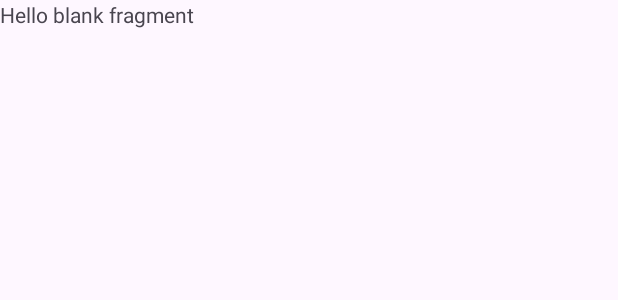
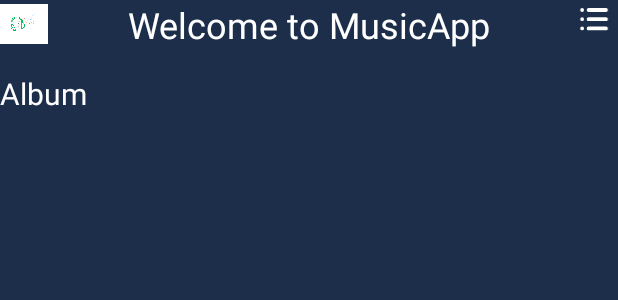
Before and after one commit to HTKNgan007/MusicApp, an Android app: the layout fragment_discover.xml on its own in the app's theme, with its tools: preview values and no code run, on a phone screen of 412 x 824 dp. Shown: the top 300 px of the screen. Run offline under Robolectric (Android 15) with nearby library versions, the phone set to English and light mode, and no system bars.

Commit message:
chinh sua category

```diff
--- a/app/src/main/java/vn/nganha/musicapp/Activities/MainActivity.java
+++ b/app/src/main/java/vn/nganha/musicapp/Activities/MainActivity.java
@@ -20,13 +20,11 @@ public class MainActivity extends AppCompatActivity {
 
         BottomNavigationView bottomNavigationView = findViewById(R.id.bottomNavigationMenu);
 
-        // Set Fragment1 as the default fragment
         if (savedInstanceState == null) {
             getSupportFragmentManager().beginTransaction()
                     .replace(R.id.frame_layout, new DiscoverFragment())
                     .commit();
         }
-
         // Set a listener to handle navigation item selections
         bottomNavigationView.setOnItemSelectedListener(new BottomNavigationView.OnItemSelectedListener() {
             @Override
--- a/app/src/main/res/layout/activity_main.xml
+++ b/app/src/main/res/layout/activity_main.xml
@@ -19,9 +19,6 @@
         android:id="@+id/bottomNavigationMenu"
         android:layout_width="0dp"
         android:layout_height="70dp"
-        android:layout_marginStart="8dp"
-        android:layout_marginEnd="8dp"
-        android:layout_marginBottom="32dp"
         android:background="@drawable/bg_menu"
         android:padding="5dp"
         app:itemIconTint="@drawable/icon_color_selector"
--- a/app/src/main/res/layout/category_item_recycler.xml
+++ b/app/src/main/res/layout/category_item_recycler.xml
@@ -9,8 +9,8 @@
 
     <ImageView
         android:id="@+id/cover_image_view"
-        android:layout_width="150dp"
-        android:layout_height="160dp"
+        android:layout_width="130dp"
+        android:layout_height="150dp"
         android:scaleType="fitXY" />
 
     <TextView
--- a/app/src/main/res/layout/fragment_discover.xml
+++ b/app/src/main/res/layout/fragment_discover.xml
@@ -1,14 +1,62 @@
 <?xml version="1.0" encoding="utf-8"?>
-<FrameLayout xmlns:android="http://schemas.android.com/apk/res/android"
+<RelativeLayout xmlns:android="http://schemas.android.com/apk/res/android"
+    xmlns:app="http://schemas.android.com/apk/res-auto"
     xmlns:tools="http://schemas.android.com/tools"
+    android:id="@+id/fragment_main"
     android:layout_width="match_parent"
     android:layout_height="match_parent"
-    tools:context=".Activities.DiscoverFragment">
+    android:background="@color/blue_dark"
+    tools:context=".DiscoverFragment">
 
-    <!-- TODO: Update blank fragment layout -->
-    <TextView
+    <RelativeLayout
+        android:layout_width="match_parent"
+        android:layout_height="wrap_content"
+        android:id="@+id/toolbar">
+
+        <ImageView
+            android:layout_width="32dp"
+            android:layout_height="32dp"
+            android:src="@drawable/logo"
+            android:layout_centerVertical="true" />
+
+        <TextView
+            android:layout_width="match_parent"
+            android:layout_height="wrap_content"
+            android:text="Welcome to MusicApp"
+            android:textColor="@color/white"
+            android:textSize="24sp"
+            android:gravity="center" />
+
+        <ImageView
+            android:layout_width="32dp"
+            android:layout_height="32dp"
+            android:src="@drawable/menu"
+            android:layout_alignParentEnd="true"
+            android:layout_centerVertical="true" />
+    </RelativeLayout>
+
+    <ScrollView
         android:layout_width="match_parent"
         android:layout_height="match_parent"
-        android:text="@string/hello_blank_fragment" />
+        android:layout_below="@id/toolbar"
+        android:layout_marginTop="16dp">
 
-</FrameLayout>
+        <LinearLayout
+            android:layout_width="match_parent"
+            android:layout_height="match_parent"
+            android:orientation="vertical">
+
+            <TextView
+                android:layout_width="wrap_content"
+                android:layout_height="wrap_content"
+                android:text="Album"
+                android:textColor="@color/white"
+                android:textSize="20sp" />
+
+            <androidx.recyclerview.widget.RecyclerView
+                android:id="@+id/categoriesRecyclerView"
+                android:layout_width="match_parent"
+                android:layout_height="wrap_content" />
+        </LinearLayout>
+    </ScrollView>
+</RelativeLayout>
```
Also changed, not shown: app/src/main/AndroidManifest.xml (+5 -3 lines), app/src/main/java/vn/nganha/musicapp/Activities/DiscoverFragment.java (+47 -1 lines).
